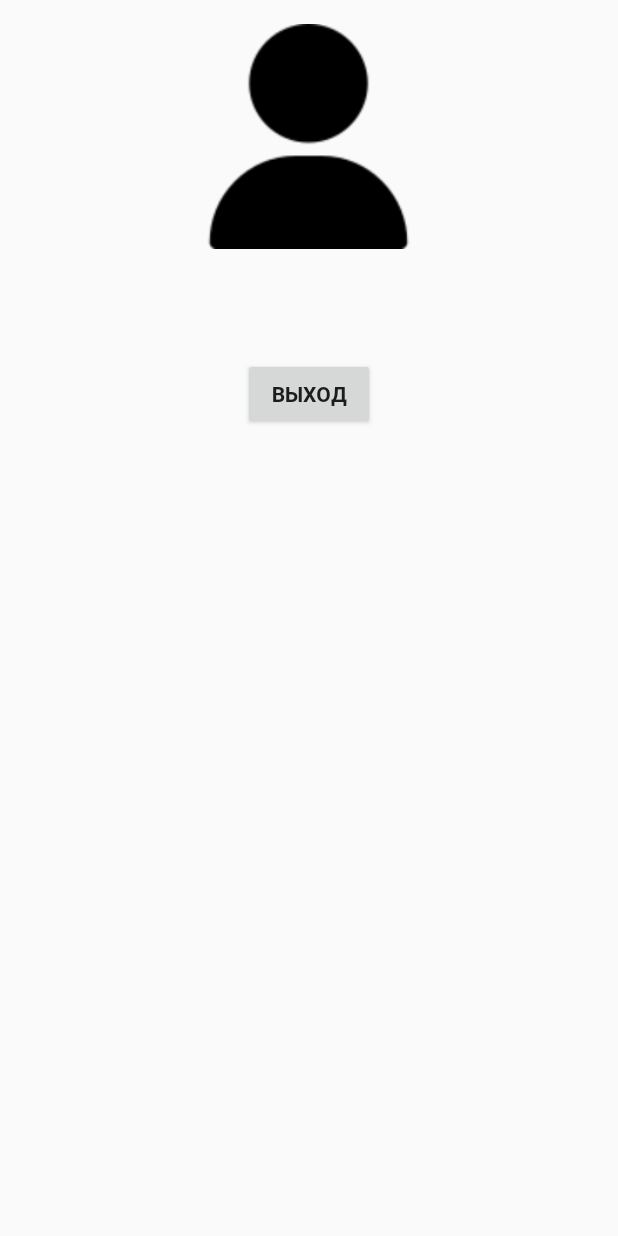
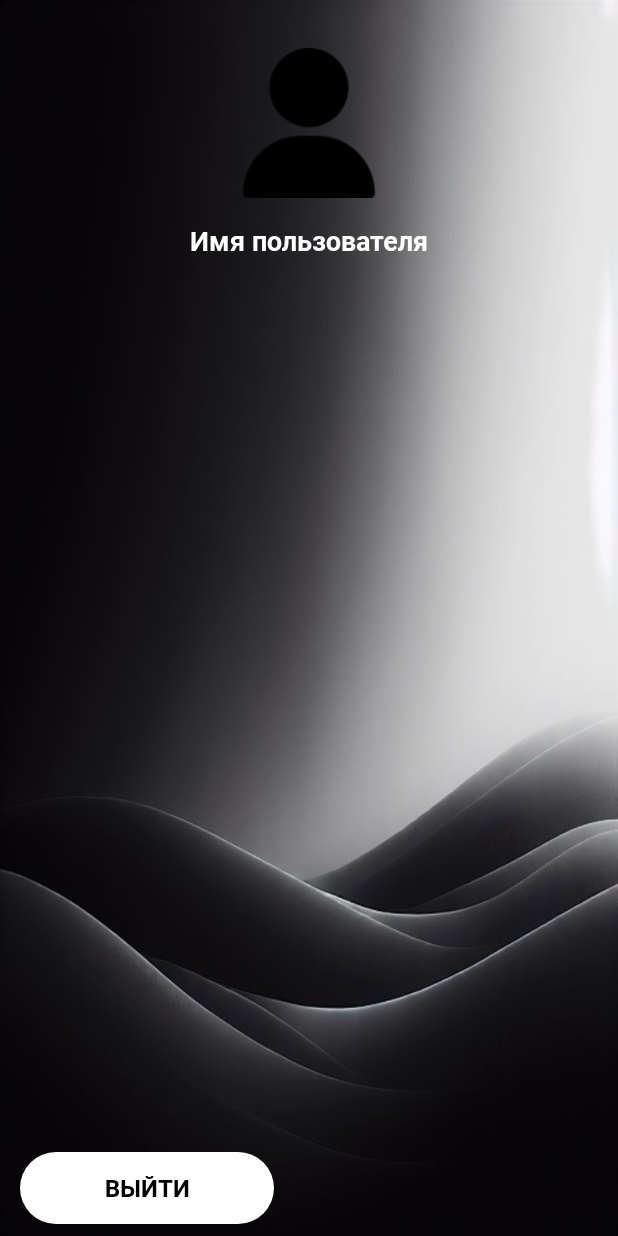
Before and after one commit to ikanit1/diplomnaya, an Android app: the OwnRoom screen opened directly, with no data from a screen before it, on a phone screen of 412 x 824 dp. Run offline under Robolectric (Android 15) with nearby library versions, the phone set to English and light mode, and no system bars; our stand-ins replace Firebase (no records; nobody signed in at launch, a user with empty details on screens opened directly), Picasso.

Commit message:
небольшие изменения в визуале приложения

```diff
--- a/app/src/main/java/com/example/diplomnaya/WorkSpace.java
+++ b/app/src/main/java/com/example/diplomnaya/WorkSpace.java
@@ -206,8 +206,7 @@ public class WorkSpace extends AppCompatActivity {
                 dayCheckboxes[i].setChecked(task.getRepeatingDays().contains(i));
             }
         }
-        if (task.getRepeatingTime() != null) {
-            // Разделите время на часы и минуты
+        if (task.getRepeatingTime() != null && task.getRepeatingTime().matches("\\d{2}:\\d{2}")) {
             String[] timeParts = task.getRepeatingTime().split(":");
             int hour = Integer.parseInt(timeParts[0]);
             int minute = Integer.parseInt(timeParts[1]);
@@ -263,6 +262,7 @@ public class WorkSpace extends AppCompatActivity {
         // Покажите диалоговое окно
         dialog.show();
     }
+
 
 
     // Метод для получения сокращения дня недели по индексу
--- a/app/src/main/res/layout/dialog_repeating_task_settings.xml
+++ b/app/src/main/res/layout/dialog_repeating_task_settings.xml
@@ -79,6 +79,7 @@
         android:layout_width="wrap_content"
         android:layout_height="wrap_content"
         android:text="Сохранить"
+        android:background="@drawable/rounded_white_background"
         android:layout_gravity="center_horizontal"
         android:layout_marginTop="8dp" />
 
--- a/app/src/main/res/layout/dialog_view_members.xml
+++ b/app/src/main/res/layout/dialog_view_members.xml
@@ -1,7 +1,7 @@
 <?xml version="1.0" encoding="utf-8"?>
 <LinearLayout xmlns:android="http://schemas.android.com/apk/res/android"
     android:layout_width="match_parent"
-    android:layout_height="wrap_content"
+    android:layout_height="match_parent"
     android:orientation="vertical"
     android:padding="16dp">
 
@@ -9,4 +9,5 @@
         android:id="@+id/listViewMembers"
         android:layout_width="match_parent"
         android:layout_height="wrap_content" />
+
 </LinearLayout>
--- a/app/src/main/res/layout/own_room.xml
+++ b/app/src/main/res/layout/own_room.xml
@@ -1,37 +1,52 @@
-<?xml version="1.0" encoding="utf-8"?>
 <RelativeLayout xmlns:android="http://schemas.android.com/apk/res/android"
     android:layout_width="match_parent"
     android:layout_height="match_parent"
-    android:padding="16dp">
+    android:background="@drawable/background">
 
-    <!-- ImageView для отображения изображения пользователя -->
     <ImageView
         android:id="@+id/imageViewUserProfile"
-        android:layout_width="150dp"
-        android:layout_height="150dp"
+        android:layout_width="100dp"
+        android:layout_height="100dp"
         android:layout_centerHorizontal="true"
+        android:layout_marginTop="32dp"
+        android:contentDescription="Профиль"
         android:src="@drawable/user" />
 
-    <!-- TextView для отображения адреса электронной почты пользователя -->
+    <TextView
+        android:id="@+id/textViewUsername"
+        android:layout_width="wrap_content"
+        android:layout_height="wrap_content"
+        android:layout_below="@id/imageViewUserProfile"
+        android:layout_centerHorizontal="true"
+        android:layout_marginTop="16dp"
+        android:text="Имя пользователя"
+        android:textSize="18sp"
+        android:textColor="@android:color/white" />
+
     <TextView
         android:id="@+id/textViewUserEmail"
         android:layout_width="wrap_content"
         android:layout_height="wrap_content"
-        android:text="User Email"
-        android:textSize="18sp"
-        android:textStyle="bold"
-        android:layout_below="@id/imageViewUserProfile"
+        android:layout_below="@id/textViewUsername"
         android:layout_centerHorizontal="true"
-        android:layout_marginTop="16dp" />
+        android:layout_marginTop="8dp"
+        android:text="Email пользователя"
+        android:textSize="16sp"
+        android:textColor="@android:color/white" />
 
-    <!-- Кнопка для выхода из аккаунта -->
     <Button
         android:id="@+id/buttonLogout"
-        android:layout_width="wrap_content"
+        android:layout_width="169dp"
         android:layout_height="wrap_content"
-        android:layout_below="@id/textViewUserEmail"
-        android:layout_centerHorizontal="true"
-        android:layout_marginTop="32dp"
-        android:text="Выход" />
+        android:layout_alignParentStart="true"
+        android:layout_alignParentEnd="true"
+        android:layout_alignParentBottom="true"
+        android:layout_marginStart="13dp"
+        android:layout_marginEnd="229dp"
+        android:layout_marginBottom="8dp"
+        android:background="@drawable/rounded_button_background"
+        android:text="Выйти"
+        android:textColor="@android:color/black"
+        android:textSize="16sp" />
 
 </RelativeLayout>
```
Also changed, not shown: app/build.gradle (+7 -12 lines), app/src/main/java/com/example/diplomnaya/Group.java (+64 -1 lines), app/src/main/java/com/example/diplomnaya/GroupAdapter.java (+44 -28 lines), app/src/main/java/com/example/diplomnaya/Register.java (+77 -9 lines), app/src/main/java/com/example/diplomnaya/Task.java (+5 -24 lines), app/src/main/java/com/example/diplomnaya/TaskDatabaseHelper.java (+13 -0 lines), app/src/main/res/layout/activity_register.xml (+25 -2 lines), app/src/main/res/layout/activity_share_task.xml (+7 -0 lines), app/src/main/res/layout/dialog_add_task.xml (+17 -15 lines), app/src/main/res/layout/item_group.xml (+15 -6 lines), app/src/main/res/layout/task_item.xml (+17 -12 lines).
